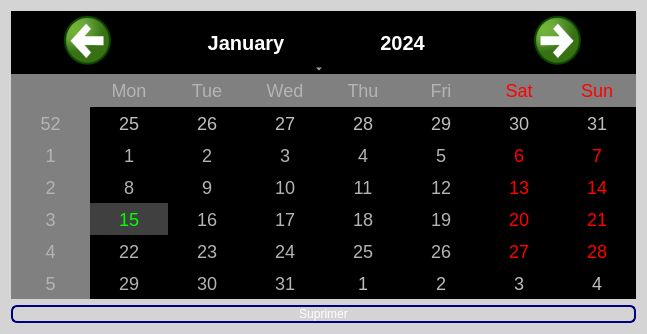
Qt form supseance.ui (CalmettesT/Projet-BTS) before a commit.
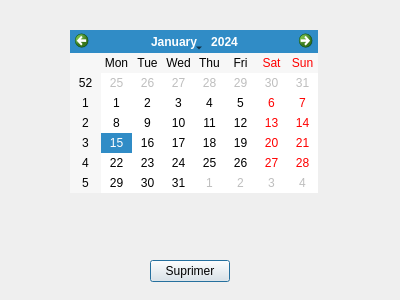
The same form after that commit.

The edit to the form file:
```diff
--- a/supseance.ui
+++ b/supseance.ui
@@ -6,82 +6,36 @@
    <rect>
     <x>0</x>
     <y>0</y>
-    <width>463</width>
-    <height>334</height>
+    <width>400</width>
+    <height>300</height>
    </rect>
   </property>
   <property name="windowTitle">
    <string>Dialog</string>
   </property>
-  <property name="styleSheet">
-   <string notr="true">background-color: rgb(212, 212, 212);</string>
-  </property>
-  <layout class="QVBoxLayout" name="verticalLayout_2">
-   <item>
-    <layout class="QVBoxLayout" name="verticalLayout">
-     <item>
-      <widget class="QCalendarWidget" name="calendarWidget">
-       <property name="styleSheet">
-        <string notr="true">QCalendarWidget QToolButton {
-
-	width:150px;
-	color:white;
-	font-size:20px;
-	icon-size:56px,56px;
-	background-color: rgb(0, 0, 0);
-}
-
-
-QCalendarWidget QWidget{
-	alternate-background-color:rgb(128,128,128)
-}
-
-QCalendarWidget QAbstractItemView:enabled{
-	font-size:18px;
-	color:rgb(180,180,180);
-	background-color:black;
-	selection-background-color:rgb(64,64,64);
-	selection-color:rgb(0,255,0);
-}</string>
-       </property>
-      </widget>
-     </item>
-     <item>
-      <widget class="QPushButton" name="pushButton">
-       <property name="styleSheet">
-        <string notr="true">QPushButton {
-	
-	font: 75 16pt &quot;Arial&quot;;
-	color: rgb(255, 255, 255);
-         border: 2px solid #8f8f91;
-         border-radius: 6px;
-         background-color: qlineargradient(x1: 0, y1: 0, x2: 0, y2: 1,
-                                           stop: 0 #181716, stop: 1 #3D3C3A);
-         min-width: 80px;
-     }
-
-     QPushButton:pressed {
-         background-color: qlineargradient(x1: 0, y1: 0, x2: 0, y2: 1,
-                                           stop: 0 #3D3C3A, stop: 1 #181716);
-     }
-
-     QPushButton:flat {
-         border: none; /* no border for a flat push button */
-     }
-
-     QPushButton:default {
-         border-color: navy; /* make the default button prominent */
-     }
-</string>
-       </property>
-       <property name="text">
-        <string>Suprimer</string>
-       </property>
-      </widget>
-     </item>
-    </layout>
-   </item>
-  </layout>
+  <widget class="QPushButton" name="btnSup">
+   <property name="geometry">
+    <rect>
+     <x>150</x>
+     <y>260</y>
+     <width>80</width>
+     <height>22</height>
+    </rect>
+   </property>
+   <property name="text">
+    <string>Suprimer</string>
+   </property>
+  </widget>
+  <widget class="QCalendarWidget" name="calendarWidget">
+   <property name="geometry">
+    <rect>
+     <x>70</x>
+     <y>30</y>
+     <width>248</width>
+     <height>163</height>
+    </rect>
+   </property>
+  </widget>
  </widget>
  <resources/>
  <connections/>
```
